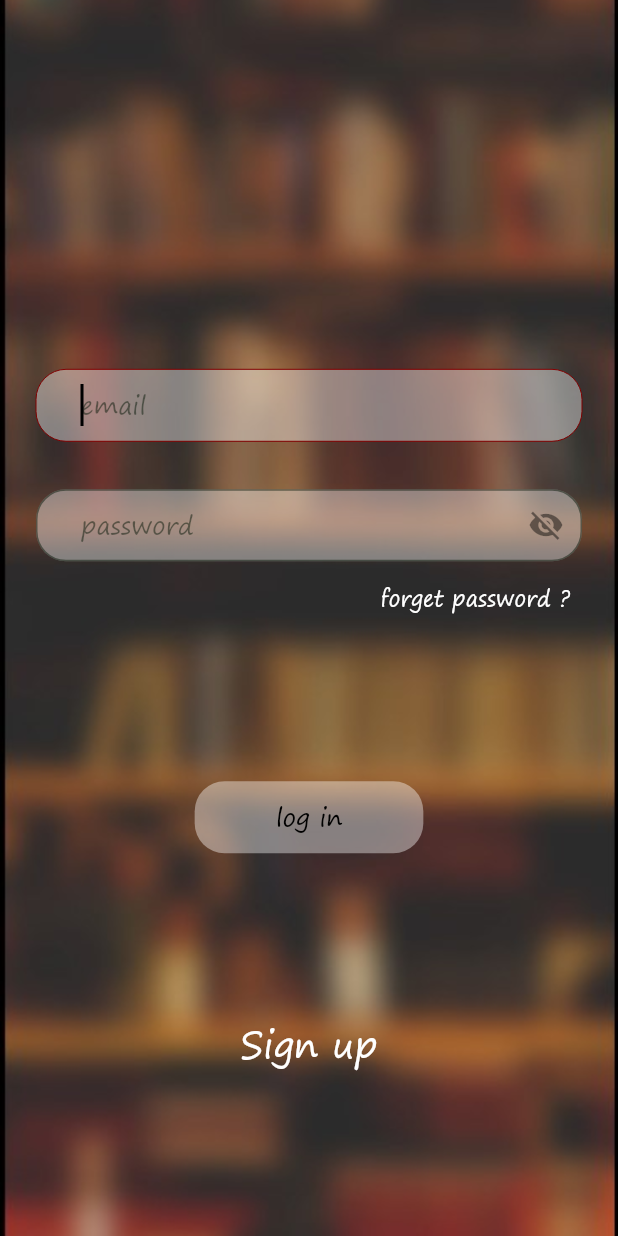
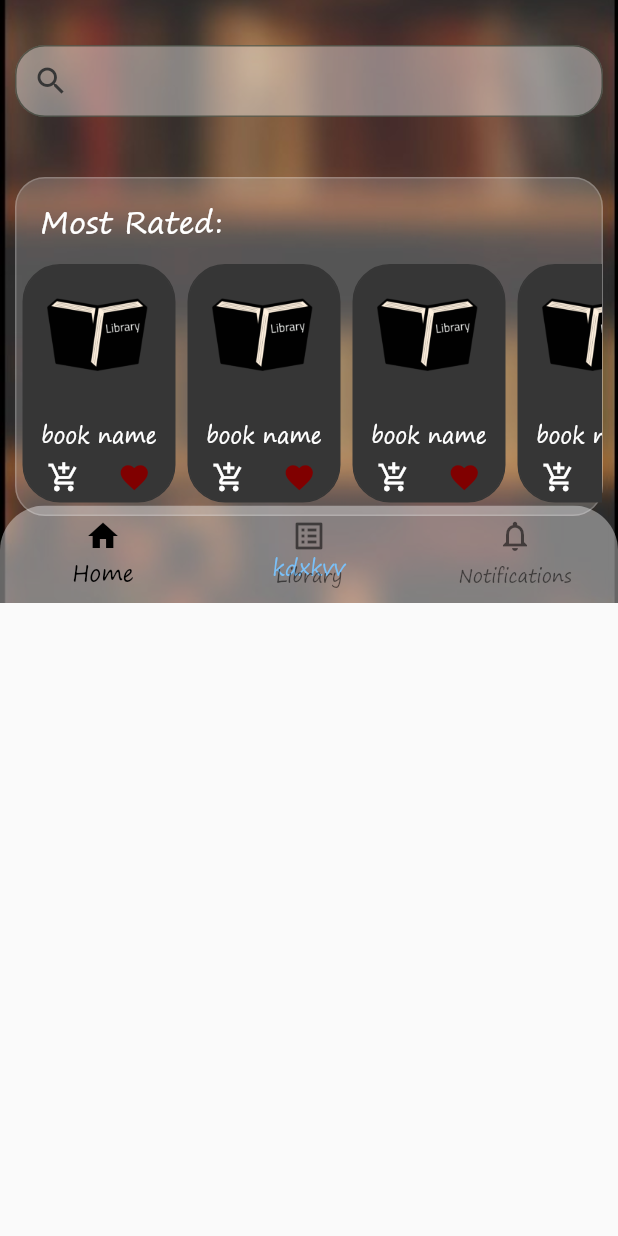
Before and after one commit to majdkurdi/t_library, a Flutter app: the screen it shows after launch, on a phone screen of 412 x 824 dp. Run offline on Flutter 3.47's test engine with Material 2 defaults, Android fonts, the light colour scheme and no system bars; missing offline and left inert: http_interceptor.

Commit message:
home screen

```diff
--- a/lib/main.dart
+++ b/lib/main.dart
@@ -1,9 +1,8 @@
 import 'package:flutter/material.dart';
 
 import './screens/auth_screen.dart';
-import './screens/home_screen.dart';
+import './screens/main_screen.dart';
 import './screens/welcome_screen.dart';
-import 'screens/auth_screen.dart';
 
 void main() {
   runApp(MyApp());
@@ -22,9 +21,9 @@ class MyApp extends StatelessWidget {
         backgroundColor: Colors.black,
         buttonColor: Colors.white,
       ),
-      initialRoute: WelcomeScreen.routeName,
+      initialRoute: MainScreen.routeName,
       routes: {
-        HomeScreen.routeName: (ctx) => HomeScreen(),
+        MainScreen.routeName: (ctx) => MainScreen(),
         AuthScreen.routeName: (ctx) => AuthScreen(),
         WelcomeScreen.routeName: (ctx) => WelcomeScreen(),
       },
--- a/lib/screens/home_screen.dart
+++ b/lib/screens/home_screen.dart
@@ -1,12 +1,38 @@
 import 'package:flutter/material.dart';
-import '../constatnts.dart';
+import '../services/books_service.dart';
+
+import '../widgets/auth_text_form_field.dart';
+import '../widgets/book_card.dart';
+import '../widgets/books_view.dart';
+import '../widgets/screens_background.dart';
 
 class HomeScreen extends StatelessWidget {
-  static const routeName = '/home';
   @override
   Widget build(BuildContext context) {
-    return Scaffold(
-      body: Center(child: Image.asset(logoPath)),
-    );
+    return ScreensBackground(
+        child: SingleChildScrollView(
+      child: Column(
+        children: [
+          Padding(
+            padding: const EdgeInsets.symmetric(horizontal: 10, vertical: 30),
+            child: AuthTextFormField(
+              suffix: Icon(
+                Icons.search,
+                color: Theme.of(context).primaryColor,
+              ),
+            ),
+          ),
+          BooksView(
+            title: 'Most Rated',
+            children: [BookCard(), BookCard(), BookCard(), BookCard()],
+          ),
+          TextButton(
+              onPressed: () async {
+                await BooksService.getBooks();
+              },
+              child: Text('kdxkvv'))
+        ],
+      ),
+    ));
   }
 }
--- /dev/null
+++ b/lib/screens/main_screen.dart
@@ -0,0 +1,71 @@
+import 'package:flutter/material.dart';
+import 'package:t_library/widgets/screens_background.dart';
+import './home_screen.dart';
+
+class MainScreen extends StatefulWidget {
+  static const routeName = '/main';
+
+  @override
+  State<MainScreen> createState() => _MainScreenState();
+}
+
+class _MainScreenState extends State<MainScreen> {
+  int currentIndex = 0;
+
+  Widget getBody() {
+    return IndexedStack(index: currentIndex, children: [
+      HomeScreen(),
+      //library,
+      //notifications
+    ]);
+  }
+
+  @override
+  Widget build(BuildContext context) {
+    return Scaffold(
+      body: Stack(
+        children: [
+          getBody(),
+          Positioned(
+            bottom: 0,
+            left: 0,
+            child: Container(
+              height: 65,
+              width: MediaQuery.of(context).size.width,
+              child: ClipRRect(
+                  borderRadius: BorderRadius.only(
+                      topLeft: Radius.circular(30),
+                      topRight: Radius.circular(30)),
+                  child: BottomNavigationBar(
+                    backgroundColor: Colors.white.withOpacity(0.4),
+                    // showSelectedLabels: false,
+                    // showUnselectedLabels: false,
+                    onTap: (i) {
+                      setState(() => currentIndex = i);
+                    },
+                    elevation: 0,
+                    currentIndex: currentIndex,
+                    selectedItemColor: Colors.black,
+                    items: [
+                      BottomNavigationBarItem(
+                        label: 'Home',
+                        icon: Icon(Icons.home_outlined),
+                        activeIcon: Icon(Icons.home),
+                      ),
+                      BottomNavigationBarItem(
+                          label: 'Library',
+                          icon: Icon(Icons.list_alt),
+                          activeIcon: Icon(Icons.list_alt)),
+                      BottomNavigationBarItem(
+                          label: 'Notifications',
+                          icon: Icon(Icons.notifications_none),
+                          activeIcon: Icon(Icons.notifications)),
+                    ],
+                  )),
+            ),
+          ),
+        ],
+      ),
+    );
+  }
+}
--- /dev/null
+++ b/lib/services/books_service.dart
@@ -0,0 +1,15 @@
+import 'package:http_interceptor/http/http.dart';
+import './http_interceptor.dart';
+import '../models/book.dart';
+
+const String baseUrl = 'http://192.168.137.1:8000/api';
+
+class BooksService {
+  static Future<List<Book>> getBooks() async {
+    final client =
+        InterceptedClient.build(interceptors: [AuthorizationInterceptor()]);
+    final response = await client.get(Uri.parse('$baseUrl/book'));
+    print(response.request?.headers);
+    return bookFromJson(response.body);
+  }
+}
--- a/lib/widgets/auth_text_form_field.dart
+++ b/lib/widgets/auth_text_form_field.dart
@@ -15,10 +15,12 @@ class AuthTextFormField extends StatelessWidget {
       this.textInputAction,
       this.validator,
       this.autoFocus = false,
+      this.suffix,
       this.onSubmit})
       : super(key: key);
 
   final String? hintText;
+  final Widget? suffix;
   final TextEditingController? controller;
   final FocusNode? focusNode;
   final FocusNode? nextFocusNode;
@@ -47,6 +49,7 @@ class AuthTextFormField extends StatelessWidget {
       cursorColor: Colors.black,
       validator: validator,
       decoration: InputDecoration(
+        prefixIcon: suffix,
         contentPadding: EdgeInsets.symmetric(horizontal: 30, vertical: 10),
         hintText: hintText ?? '',
         fillColor: kWhiteColor,
--- /dev/null
+++ b/lib/widgets/book_card.dart
@@ -0,0 +1,71 @@
+import 'package:flutter/material.dart';
+import './my_icon_button.dart';
+
+class BookCard extends StatelessWidget {
+  @override
+  Widget build(BuildContext context) {
+    return Padding(
+      padding: const EdgeInsets.only(left: 4.0, right: 4.0, bottom: 8.0),
+      child: Container(
+          decoration: BoxDecoration(
+              color: Theme.of(context).primaryColor,
+              border: Border.all(color: Theme.of(context).primaryColor),
+              borderRadius: BorderRadius.all(Radius.circular(25))),
+          child: Column(children: [
+            Container(
+                height: 100,
+                width: 100,
+                child: FadeInImage(
+                  placeholder: AssetImage('assets/images/t.library-logo.png'),
+                  image: AssetImage(
+                      'assets/images/t.library-logo.png'), // NetworkImage(''),
+                )),
+            Padding(
+                padding: const EdgeInsets.symmetric(horizontal: 8.0),
+                child: Text('book name', style: TextStyle(color: Colors.white))
+                // child: Row(
+                //   children: [
+                //     Icon(Icons.star, color: Color(0xFFDF9D19), size: 20),
+                //     Icon(Icons.star, color: Color(0xFFDF9D19), size: 20),
+                //     Icon(Icons.star, color: Color(0xFFDF9D19), size: 20),
+                //     Icon(Icons.star, color: Color(0xFFDF9D19), size: 20),
+                //     Icon(Icons.star, color: Color(0xFFDF9D19), size: 20),
+                //   ],
+                // ),
+                ),
+            Padding(
+              padding: const EdgeInsets.all(5.0),
+              child: Row(
+                mainAxisAlignment: MainAxisAlignment.spaceBetween,
+                children: [
+                  MyIconButton(
+                    icon: Icon(Icons.add_shopping_cart,
+                        color: Colors.white, size: 22),
+                    onTap: () {
+                      ScaffoldMessenger.of(context).hideCurrentSnackBar();
+                      ScaffoldMessenger.of(context)
+                          .showSnackBar(SnackBar(content: Text('add to cart')));
+                    },
+                  ),
+                  SizedBox(
+                    width: 25,
+                  ),
+                  MyIconButton(
+                      icon: Icon(
+                        Icons.favorite,
+                        size: 22,
+                        color: Theme.of(context).accentColor,
+                      ),
+                      onTap: () {
+                        ScaffoldMessenger.of(context).hideCurrentSnackBar();
+
+                        ScaffoldMessenger.of(context)
+                            .showSnackBar(SnackBar(content: Text('favorite')));
+                      })
+                ],
+              ),
+            )
+          ])),
+    );
+  }
+}
--- /dev/null
+++ b/lib/widgets/books_view.dart
@@ -0,0 +1,44 @@
+import 'package:flutter/material.dart';
+import './book_card.dart';
+
+class BooksView extends StatelessWidget {
+  final List<BookCard> children;
+  final String title;
+  BooksView({required this.children, required this.title});
+
+  @override
+  Widget build(BuildContext context) {
+    return Container(
+      margin: EdgeInsets.all(10),
+      // height: size.height / 3,
+      decoration: BoxDecoration(
+          border: Border.all(
+            color: Colors.white.withOpacity(0.2),
+          ),
+          color: Colors.white.withOpacity(0.2),
+          borderRadius: BorderRadius.all(Radius.circular(20))),
+      child: Column(
+        crossAxisAlignment: CrossAxisAlignment.start,
+        children: [
+          Padding(
+            padding: const EdgeInsets.all(8.0),
+            child: Padding(
+              padding: const EdgeInsets.symmetric(horizontal: 8.0, vertical: 3),
+              child: Text(
+                '$title:',
+                style: TextStyle(color: Colors.white, fontSize: 20),
+              ),
+            ),
+          ),
+          SingleChildScrollView(
+            scrollDirection: Axis.horizontal,
+            child: Row(
+              mainAxisAlignment: MainAxisAlignment.start,
+              children: children,
+            ),
+          ),
+        ],
+      ),
+    );
+  }
+}
--- a/lib/widgets/login_form.dart
+++ b/lib/widgets/login_form.dart
@@ -1,7 +1,7 @@
 import 'package:flutter/material.dart';
 
 import '../constatnts.dart';
-import '../screens/home_screen.dart';
+import '../screens/main_screen.dart';
 import '../services/auth.dart';
 import 'auth_text_form_field.dart';
 
@@ -48,7 +48,7 @@ class _LoginFormState extends State<LoginForm> {
     final user = await auth.logIn(
         email: _emailController.text, password: _passwordController.text);
     if (user != null) {
-      Navigator.of(context).pushReplacementNamed(HomeScreen.routeName);
+      Navigator.of(context).pushReplacementNamed(MainScreen.routeName);
     } else {
       showDialog(
           context: context,
--- /dev/null
+++ b/lib/widgets/my_icon_button.dart
@@ -0,0 +1,14 @@
+import 'package:flutter/material.dart';
+
+class MyIconButton extends StatelessWidget {
+  final Icon icon;
+  final Function() onTap;
+  MyIconButton({required this.icon, required this.onTap});
+  @override
+  Widget build(BuildContext context) {
+    return GestureDetector(
+      onTap: onTap,
+      child: icon,
+    );
+  }
+}
--- a/pubspec.yaml
+++ b/pubspec.yaml
@@ -12,6 +12,7 @@ dependencies:
   cupertino_icons: ^1.0.2
   flutter_riverpod: ^0.14.0+3
   http: ^0.13.3
+  http_interceptor: ^1.0.2
 dev_dependencies:
   flutter_test:
     sdk: flutter
```
Also changed, not shown: lib/models/book.dart (added, +89 -0 lines), lib/services/auth.dart (+5 -4 lines), lib/services/http_interceptor.dart (added, +21 -0 lines), pubspec.lock.
